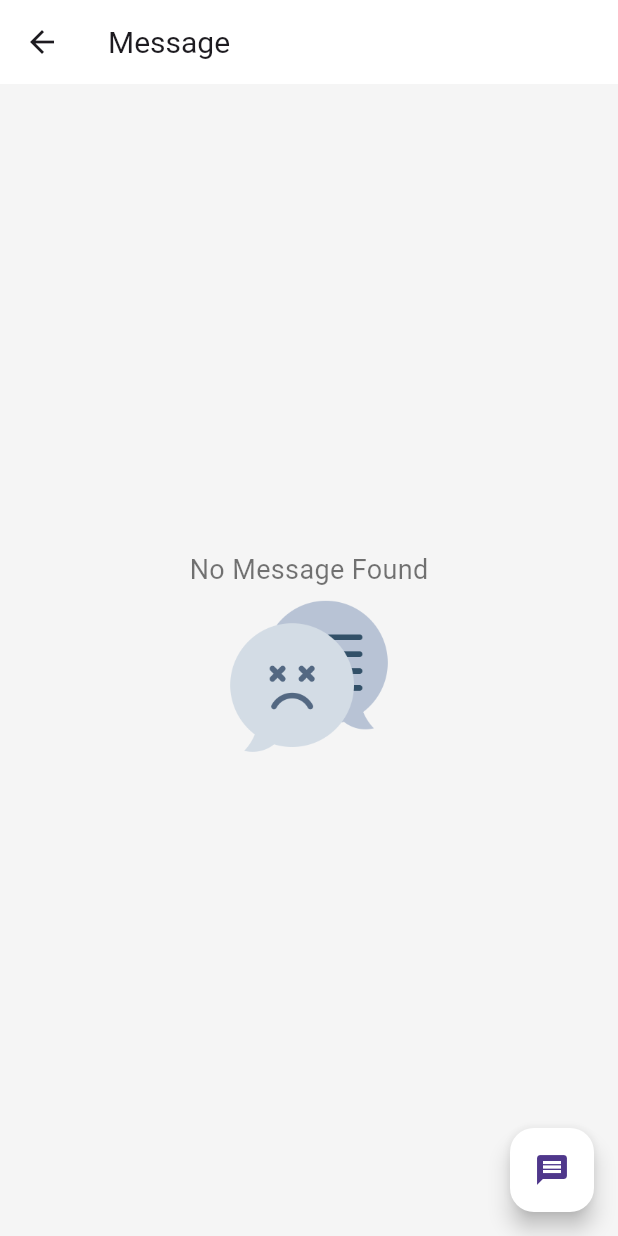
After one commit to sanketpandit-dev/365-App, a Flutter app: the Home screen opened directly, item 2 of the bottom bar chosen, after a tap on the "message" icon, on a phone screen of 412 x 824 dp. The commit adds this screen. Run offline on Flutter 3.47's test engine with Material 3 defaults, Android fonts, the phone set to English and light mode, and no system bars; our stand-ins replace carousel_slider, intl_phone_field, pin_code_fields; network calls fail.

Commit message:
final commmit

```diff
--- a/lib/view/care_plan.dart
+++ b/lib/view/care_plan.dart
@@ -170,7 +170,7 @@ class _AddressScreenState extends State<AddressScreen> {
           onPressed: () {
             Navigator.push(
               context,
-              MaterialPageRoute(builder: (context) => care_taker_list()),
+              MaterialPageRoute(builder: (context) => CaretakerList()),
             );
           },
           style: ElevatedButton.styleFrom(
--- a/lib/view/homescreen.dart
+++ b/lib/view/homescreen.dart
@@ -9,6 +9,7 @@ import 'package:healthcare/view/plandetail2.dart';
 import 'package:healthcare/view/support.dart';
 import 'care_plan.dart';
 import 'login.dart';
+import 'message.dart';
 import 'notification.dart';
 
 
@@ -222,17 +223,28 @@ class _HomeState extends State<Home> {
         onTap: _onItemTapped,
         selectedItemColor: Colors.orangeAccent,
         unselectedItemColor: Colors.grey,
-        items: const [
-          BottomNavigationBarItem(
+        items: [
+          const BottomNavigationBarItem(
             icon: Icon(Icons.home),
             label: 'Home',
           ),
           BottomNavigationBarItem(
-            icon: Icon(Icons.message),
+            icon: TextButton(onPressed: () {
+              Navigator.push(
+              context,
+              MaterialPageRoute(builder: (context) => message()),
+            );
+              },
+            child: const Icon(Icons.message)),
             label: 'Message',
           ),
           BottomNavigationBarItem(
-            icon: Icon(Icons.headset_mic),
+            icon: TextButton(onPressed: () {
+              Navigator.push(
+              context,
+              MaterialPageRoute(builder: (context) => SupportScreen()),
+            );  },
+            child: const Icon(Icons.headset_mic)),
             label: 'Support',
           ),
         ],
@@ -242,7 +254,11 @@ class _HomeState extends State<Home> {
 
   Widget _drawerItem(IconData icon, String title, VoidCallback onTap) {
     return ListTile(
-      leading: Icon(icon),
+
+      leading: CircleAvatar(
+          backgroundColor: Colors.orange[100],
+          child: Icon(icon,color: Colors.black54,)
+      ),
       title: Text(title),
       onTap: onTap,
     );
--- /dev/null
+++ b/lib/view/message.dart
@@ -0,0 +1,45 @@
+import 'package:flutter/cupertino.dart';
+import 'package:flutter/material.dart';
+
+class message extends StatelessWidget {
+  const message({super.key});
+
+  @override
+  Widget build(BuildContext context) {
+    return Scaffold(
+      backgroundColor: Colors.grey[100],
+      appBar: AppBar(
+        backgroundColor: Colors.white,
+        title: const Text("Message", style: TextStyle(fontSize: 20),),
+      ),
+      body: Center(
+
+        child: Column(
+          mainAxisAlignment: MainAxisAlignment.center,
+          children: [
+            Text(
+              'No Message Found',
+              style: TextStyle(color: Colors.black54, fontSize: 18),
+            ),
+
+            Image.asset('asset/no-message.png',
+              height: 120,
+            ),
+
+          ],
+
+
+        ),
+      ),
+      floatingActionButton: FloatingActionButton(
+        backgroundColor: Colors.white,
+        onPressed: () {
+
+        },
+        child: Icon(Icons.message,
+
+        ),
+      )
+    );
+  }
+}
--- a/lib/view/otpscreen.dart
+++ b/lib/view/otpscreen.dart
@@ -1,7 +1,7 @@
 import 'dart:async';
 import 'package:flutter/material.dart';
 import 'package:pin_code_fields/pin_code_fields.dart';
-import 'package:flutter/services.dart'; // Import for TextInputFormatter
+import 'package:flutter/services.dart';
 
 import 'homescreen.dart';
 
--- a/pubspec.yaml
+++ b/pubspec.yaml
@@ -37,6 +37,7 @@ dependencies:
   intl_phone_field: ^3.2.0
   pin_code_fields: ^8.0.1
   carousel_slider: ^5.0.0
+  http: ^1.3.0
 
 dev_dependencies:
   flutter_test:
```
Also changed, not shown: lib/controller/caretaker_controller.dart (added, +26 -0 lines), lib/model/caretaker_model.dart (added, +29 -0 lines), lib/view/care_taker_list.dart (+42 -67 lines), lib/view/feedback.dart (+8 -22 lines), pubspec.lock.
